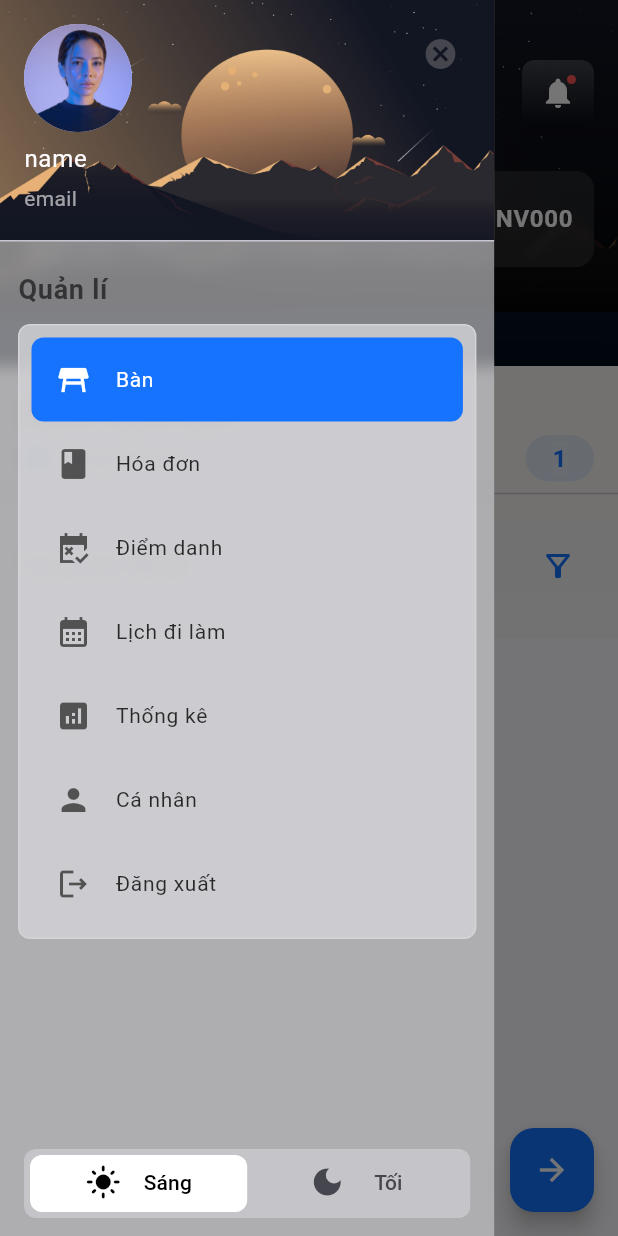
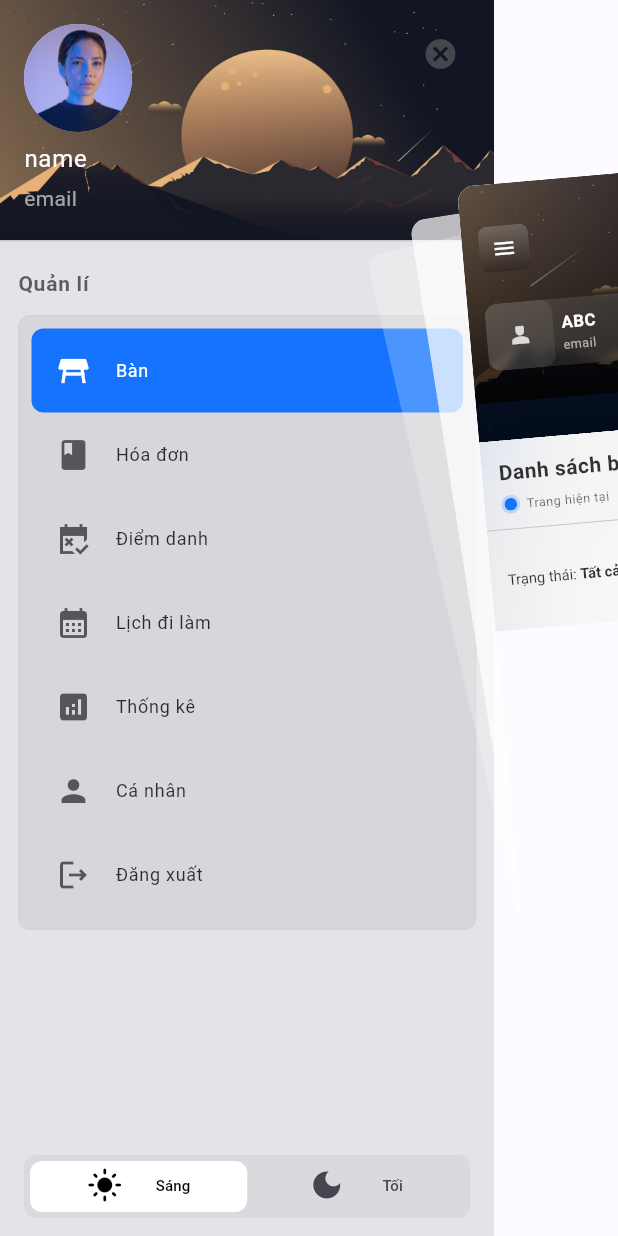
Before and after one commit to ThangStar/AZFood, a Flutter app: the MyDrawer screen opened directly with empty values, after a tap on "Bàn", after a tap on the "menu" icon, on a phone screen of 412 x 824 dp. Run offline on Flutter 3.47's test engine with Material 2 defaults, Android fonts, the phone set to English and light mode, and no system bars; drawn by our look-alikes of flutter_animate, flutter_zoom_drawer; our stand-ins replace bloc, camera, dio, equatable, flutter_bloc, flutter_dotenv and 5 more; missing offline and left inert: google_mlkit_face_detection; accounts and stored records are empty; network calls fail; project files that could hold a hidden picture were left out.

Commit message:
matrix-4 apply

```diff
--- a/front_end/lib/courses/ui/zoom_drawer.dart
+++ b/front_end/lib/courses/ui/zoom_drawer.dart
@@ -20,11 +20,14 @@ class _ZoomState extends State<Zoom> {
       showShadow: true,
       menuBackgroundColor: Colors.blue,
       mainScreen: const Body(),
-      angle: 0,
+      angle: -10,
       // moveMenuScreen: false,
       menuScreen: Scaffold(
         appBar: AppBar(
           title: Text("a"),
+          actions: [IconButton(onPressed: () {
+            z.close!();
+          }, icon: Icon(Icons.close))],
         ),
         body: Center(
           child: InkWell(
--- a/front_end/lib/main.dart
+++ b/front_end/lib/main.dart
@@ -13,6 +13,7 @@ import 'package:restaurant_manager_app/ui/blocs/product/product_bloc.dart';
 import 'package:flutter_bloc/flutter_bloc.dart';
 import 'package:restaurant_manager_app/ui/blocs/auth/authentication_bloc.dart';
 import 'package:restaurant_manager_app/ui/blocs/table/table_bloc.dart';
+import 'package:restaurant_manager_app/ui/screens/home/home_menu.dart';
 import 'package:restaurant_manager_app/ui/screens/home/home_screen.dart';
 import 'package:restaurant_manager_app/ui/theme/color_schemes.dart';
 import 'package:restaurant_manager_app/ui/theme/text_theme.dart';
@@ -86,9 +87,9 @@ class _MyAppState extends State<MyApp> {
                     useMaterial3: true,
                     colorScheme: lightColorScheme,
                     textTheme: textTheme(context)),
-                // darkTheme:
-                //     ThemeData(useMaterial3: true, colorScheme: darkColorScheme),
-                home: const Zoom(),
+                darkTheme:
+                    ThemeData(useMaterial3: true, colorScheme: darkColorScheme),
+                home: const HomeMenuScreen(),
               ));
         });
   }
--- a/front_end/lib/ui/screens/auth/login_screen.dart
+++ b/front_end/lib/ui/screens/auth/login_screen.dart
@@ -4,6 +4,7 @@ import 'package:flutter_svg/flutter_svg.dart';
 import 'package:restaurant_manager_app/model/login_response.dart';
 import 'package:restaurant_manager_app/storage/share_preferences.dart';
 import 'package:restaurant_manager_app/ui/blocs/auth/authentication_bloc.dart';
+import 'package:restaurant_manager_app/ui/screens/home/home_menu.dart';
 import 'package:restaurant_manager_app/ui/screens/home/home_screen.dart';
 import 'package:restaurant_manager_app/ui/theme/color_schemes.dart';
 import 'package:restaurant_manager_app/ui/utils/my_snack_bar.dart';
@@ -72,7 +73,7 @@ class _LoginScreenState extends State<LoginScreen> {
           Navigator.push(
               context,
               MaterialPageRoute(
-                builder: (context) => const HomeScreen(),
+                builder: (context) => const HomeMenuScreen(),
               ));
         } else if (state is AuthLoginFailed) {
           setState(() {
--- /dev/null
+++ b/front_end/lib/ui/screens/home/home_menu.dart
@@ -0,0 +1,47 @@
+import 'package:flutter/material.dart';
+import 'package:flutter/services.dart';
+import 'package:flutter_animate/flutter_animate.dart';
+import 'package:flutter_bloc/flutter_bloc.dart';
+import 'package:flutter_zoom_drawer/flutter_zoom_drawer.dart';
+import 'package:restaurant_manager_app/model/profile.dart';
+import 'package:restaurant_manager_app/ui/blocs/auth/authentication_bloc.dart';
+import 'package:restaurant_manager_app/ui/screens/home/home_screen.dart';
+import 'package:restaurant_manager_app/ui/theme/color_schemes.dart';
+import 'package:restaurant_manager_app/ui/widgets/my_drawer.dart';
+
+final ZoomDrawerController z = ZoomDrawerController();
+
+class HomeMenuScreen extends StatefulWidget {
+  const HomeMenuScreen({Key? key}) : super(key: key);
+
+  @override
+  _ZoomState createState() => _ZoomState();
+}
+
+class _ZoomState extends State<HomeMenuScreen> {
+  @override
+  Widget build(BuildContext context) {
+    Size sizeScreen = MediaQuery.of(context).size;
+    return ZoomDrawer(
+        controller: z,
+        slideWidth: sizeScreen.width*0.8,
+        showShadow: true,
+        menuBackgroundColor: colorScheme(context).tertiary,
+        mainScreen: const HomeScreen(),
+        angle: -5,
+        menuScreen: BlocBuilder<AuthenticationBloc, AuthenticationState>(
+          builder: (context, state) {
+            return MyDrawer(
+                profile: state.profile ??
+                    Profile(
+                        id: 0,
+                        username: "username",
+                        password: "password",
+                        name: "name",
+                        role: "role",
+                        phoneNumber: "phoneNumber",
+                        email: "email"));
+          },
+        ));
+  }
+}
--- a/front_end/lib/ui/screens/home/home_screen.dart
+++ b/front_end/lib/ui/screens/home/home_screen.dart
@@ -3,6 +3,8 @@ import 'dart:ui';
 import 'package:flutter/material.dart';
 import 'package:flutter_animate/flutter_animate.dart';
 import 'package:flutter_bloc/flutter_bloc.dart';
+import 'package:flutter_zoom_drawer/flutter_zoom_drawer.dart';
+import 'package:restaurant_manager_app/courses/ui/zoom_drawer.dart';
 import 'package:restaurant_manager_app/model/login_response.dart';
 import 'package:restaurant_manager_app/model/profile.dart';
 import 'package:restaurant_manager_app/storage/share_preferences.dart';
@@ -60,20 +62,6 @@ class _HomeScreenState extends State<HomeScreen> {
   @override
   Widget build(BuildContext context) {
     return Scaffold(
-      drawer: BlocBuilder<AuthenticationBloc, AuthenticationState>(
-        builder: (context, state) {
-          return MyDrawer(
-              profile: state.profile ??
-                  Profile(
-                      id: 0,
-                      username: "username",
-                      password: "password",
-                      name: "name",
-                      role: "role",
-                      phoneNumber: "phoneNumber",
-                      email: "email"));
-        },
-      ),
       floatingActionButton: FloatingActionButton(
           backgroundColor: colorScheme(context).primary,
           onPressed: () {},
@@ -287,7 +275,7 @@ class ToolbarHome extends StatelessWidget {
                       color: Colors.white,
                     ),
                     onTap: () {
-                      Scaffold.of(context).openDrawer();
+                      ZoomDrawer.of(context)!.open();
                     },
                   ),
                   Text("Xin chào, ${profile.name.split(' ').last}",
--- a/front_end/lib/ui/widgets/my_drawer.dart
+++ b/front_end/lib/ui/widgets/my_drawer.dart
@@ -3,9 +3,11 @@ import 'dart:ui';
 import 'package:flutter/material.dart';
 import 'package:flutter_animate/flutter_animate.dart';
 import 'package:flutter_bloc/flutter_bloc.dart';
+import 'package:flutter_zoom_drawer/flutter_zoom_drawer.dart';
 import 'package:restaurant_manager_app/model/profile.dart';
 import 'package:restaurant_manager_app/ui/blocs/initial/initial_bloc.dart';
 import 'package:restaurant_manager_app/ui/screens/bill/bill_screen.dart';
+import 'package:restaurant_manager_app/ui/screens/home/home_menu.dart';
 import 'package:restaurant_manager_app/ui/screens/home/home_screen.dart';
 import 'package:restaurant_manager_app/ui/screens/info/info_screen.dart';
 import 'package:restaurant_manager_app/ui/theme/color_schemes.dart';
@@ -67,7 +69,8 @@ class _MyDrawerState extends State<MyDrawer> with TickerProviderStateMixin {
   @override
   Widget build(BuildContext context) {
     double width = MediaQuery.of(context).size.width;
-    return Stack(
+    return Scaffold(
+      body: Stack(
         children: [
           ClipRRect(
             child: BackdropFilter(
@@ -87,12 +90,13 @@ class _MyDrawerState extends State<MyDrawer> with TickerProviderStateMixin {
                           ),
                         ),
                         currentAccountPicture: const CircleAvatar(
-                        backgroundImage: AssetImage("assets/images/avatar.jpg"),
+                          backgroundImage:
+                              AssetImage("assets/images/avatar.jpg"),
                         ),
                         otherAccountsPictures: [
                           IconButton(
                             onPressed: () {
-                            Scaffold.of(context).closeDrawer();
+                              ZoomDrawer.of(context)!.close();
                             },
                             icon: const Icon(Icons.cancel),
                           )
@@ -124,7 +128,7 @@ class _MyDrawerState extends State<MyDrawer> with TickerProviderStateMixin {
                                           .titleMedium
                                           ?.copyWith(
                                             fontWeight: FontWeight.bold,
-                                          fontSize: 18,
+                                            fontSize: 14,
                                             color: colorScheme(context)
                                                 .scrim
                                                 .withOpacity(0.6),
@@ -141,8 +145,8 @@ class _MyDrawerState extends State<MyDrawer> with TickerProviderStateMixin {
                                         .tertiary
                                         .withOpacity(0.8),
                                   ),
-                                margin:
-                                    const EdgeInsets.symmetric(horizontal: 12),
+                                  margin: const EdgeInsets.symmetric(
+                                      horizontal: 12),
                                   padding:
                                       const EdgeInsets.symmetric(vertical: 8),
                                   child: Column(
@@ -153,8 +157,8 @@ class _MyDrawerState extends State<MyDrawer> with TickerProviderStateMixin {
                                           decoration: BoxDecoration(
                                             borderRadius:
                                                 BorderRadius.circular(8),
-                                          color:
-                                              state.posDrawerSelected == e.key
+                                            color: state.posDrawerSelected ==
+                                                    e.key
                                                 ? colorScheme(context).primary
                                                 : null,
                                           ),
@@ -178,7 +182,7 @@ class _MyDrawerState extends State<MyDrawer> with TickerProviderStateMixin {
                                                   Navigator.push(context,
                                                       MaterialPageRoute(
                                                     builder: (context) {
-                                                    return const HomeScreen();
+                                                      return const HomeMenuScreen();
                                                     },
                                                   ));
                                                   break;
@@ -249,7 +253,8 @@ class _MyDrawerState extends State<MyDrawer> with TickerProviderStateMixin {
                                               e.value.icon,
                                               color: state.posDrawerSelected ==
                                                       e.key
-                                                ? colorScheme(context).onPrimary
+                                                  ? colorScheme(context)
+                                                      .onPrimary
                                                   : colorScheme(context)
                                                       .scrim
                                                       .withOpacity(0.6),
@@ -263,12 +268,15 @@ class _MyDrawerState extends State<MyDrawer> with TickerProviderStateMixin {
                                                     color:
                                                         state.posDrawerSelected ==
                                                                 e.key
-                                                          ? colorScheme(context)
+                                                            ? colorScheme(
+                                                                    context)
                                                                 .onPrimary
-                                                          : colorScheme(context)
+                                                            : colorScheme(
+                                                                    context)
                                                                 .scrim
-                                                              .withOpacity(0.8),
-                                                  fontSize: 14,
+                                                                .withOpacity(
+                                                                    0.8),
+                                                    fontSize: 12,
                                                   ),
                                             ),
                                           ),
@@ -294,6 +302,7 @@ class _MyDrawerState extends State<MyDrawer> with TickerProviderStateMixin {
             ),
           ),
         ],
+      ),
     );
   }
 }
--- a/front_end/lib/ui/widgets/my_tabbar_theme.dart
+++ b/front_end/lib/ui/widgets/my_tabbar_theme.dart
@@ -56,17 +56,23 @@ class _MyTabBarThemeState extends State<MyTabBarTheme>
                 TabController(length: 2, vsync: this, initialIndex: pos),
             tabs: const [
               Padding(
-                padding: EdgeInsets.all(6.0),
+                padding: EdgeInsets.symmetric(vertical: 4),
                 child: Row(
+                  crossAxisAlignment: CrossAxisAlignment.center,
                   mainAxisAlignment: MainAxisAlignment.spaceEvenly,
-                  children: [Icon(Icons.light_mode), Text("Sáng")],
+                  children: [Icon(Icons.light_mode), Text("Sáng", style: TextStyle(
+                    fontSize: 10
+                  ),)],
                 ),
               ),
               Padding(
-                padding: EdgeInsets.all(6.0),
+                padding: EdgeInsets.symmetric(vertical: 4),
                 child: Row(
+                  crossAxisAlignment: CrossAxisAlignment.center,
                   mainAxisAlignment: MainAxisAlignment.spaceEvenly,
-                  children: [Icon(Icons.dark_mode), Text("Tối")],
+                  children: [Icon(Icons.dark_mode), Text("Tối", style: TextStyle(
+                    fontSize: 10
+                  ))],
                 ),
               ),
             ]),
```
Lines whose indentation alone changed are shown as unchanged.
